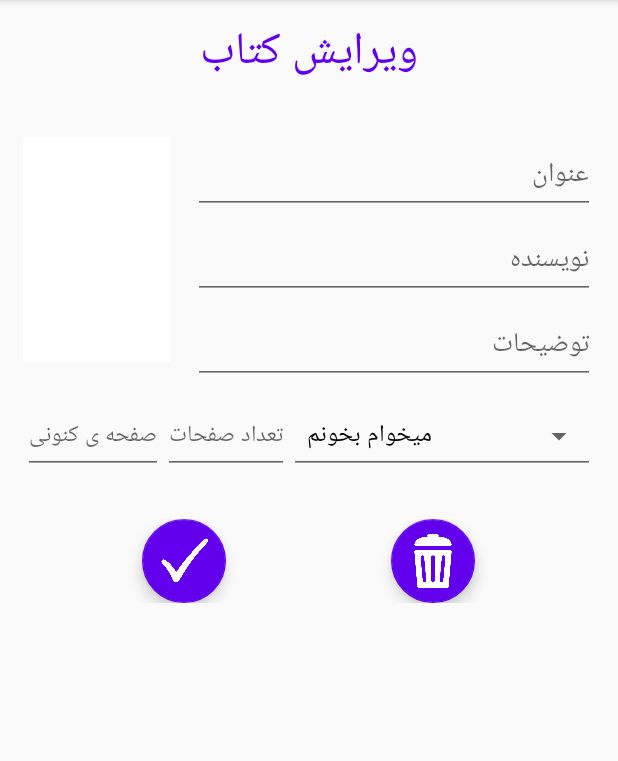
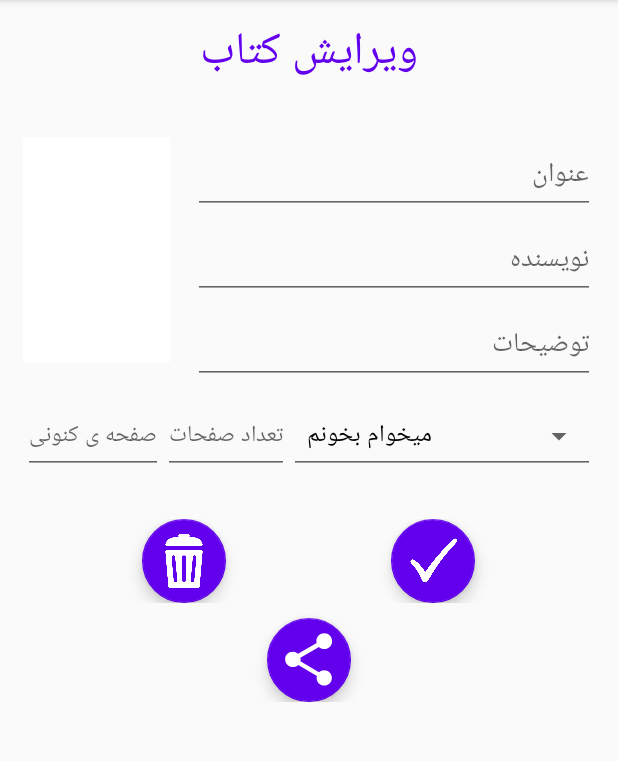
Before and after one commit to theCreativitist/Library-android, an Android app: the EditBookActivity screen opened directly, with no data from a screen before it, on a phone screen of 412 x 824 dp, the part 84-845 px from its top. Run offline under Robolectric (Android 15) with nearby library versions, the phone set to English and light mode, and no system bars; libraries missing offline, so code that uses them is left out: com.facebook.drawee, com.facebook.imagepipeline; plain views replace SimpleDraweeView; pictures from the network do not load; 6 statements that could not run were skipped.

Commit message:
Changes to list items layouts + editbook buttons layout changes + SHARING added

```diff
--- a/app/src/main/java/com/fmgames/library/EditBookActivity.java
+++ b/app/src/main/java/com/fmgames/library/EditBookActivity.java
@@ -52,6 +52,12 @@ public class EditBookActivity extends AppCompatActivity {
     String coverUriStr;
     int stateInt;
 
+    String bookName;
+    String bookPage;
+    String bookAuthor;
+    String bookTpage;
+    String bookDesc;
+
     @Override
     protected void onCreate(Bundle savedInstanceState){
         Fresco.initialize(this);
@@ -83,11 +89,17 @@ public class EditBookActivity extends AppCompatActivity {
         sharedP = getSharedPreferences("dataFile", MODE_PRIVATE);
         editor = sharedP.edit();
 
-        nameEdit.setText(sharedP.getString("Name"+indexFromIntent, ""));
-        pageEdit.setText(sharedP.getString("Page"+indexFromIntent, ""));
-        authorEdit.setText(sharedP.getString("Author"+indexFromIntent, ""));
-        totalPagesEdit.setText(sharedP.getString("Tpage"+indexFromIntent, ""));
-        descEdit.setText(sharedP.getString("Desc"+indexFromIntent, ""));
+        bookName = sharedP.getString("Name"+indexFromIntent, "");
+        bookPage = sharedP.getString("Page"+indexFromIntent, "");
+        bookAuthor = sharedP.getString("Author"+indexFromIntent, "");
+        bookTpage = sharedP.getString("Tpage"+indexFromIntent, "");
+        bookDesc = sharedP.getString("Desc"+indexFromIntent, "");
+
+        nameEdit.setText(bookName);
+        pageEdit.setText(bookPage);
+        authorEdit.setText(bookAuthor);
+        totalPagesEdit.setText(bookTpage);
+        descEdit.setText(bookDesc);
 
         stateInt = Integer.parseInt(sharedP.getString("State"+indexFromIntent,""));
         spinner.setSelection(stateInt);
@@ -193,4 +205,20 @@ public class EditBookActivity extends AppCompatActivity {
         startActivityForResult(i, GET_FROM_GALLERY);
     }
 
+    public void onShare(View v){
+        String shareText = getString(R.string.shareIntro) +"\n\n" +
+                bookName +"\n" +
+                getString(R.string.author) + ": " + bookAuthor +"\n" +
+                bookDesc +"\n" +
+                getString(R.string.pages_read) + " " + bookPage + " " + getString(R.string.of) + " " + bookTpage +"\n\n" +
+                getString(R.string.promotion);
+        Intent sendIntent = new Intent();
+        sendIntent.setAction(Intent.ACTION_SEND);
+        sendIntent.putExtra(Intent.EXTRA_TEXT, shareText);
+        sendIntent.setType("text/plain");
+
+        Intent shareSheetIntent = Intent.createChooser(sendIntent, null);
+        startActivity(shareSheetIntent);
+    }
+
 }
--- a/app/src/main/java/com/fmgames/library/RecyclerViewAdapter.java
+++ b/app/src/main/java/com/fmgames/library/RecyclerViewAdapter.java
@@ -57,8 +57,8 @@ public class RecyclerViewAdapter extends RecyclerView.Adapter<RecyclerViewAdapte
         if (books.get(position).getTotalPagesString().equals("0")) {
             holder.pagesString.setText("");
             holder.totalPages.setText("");
-            holder.progressBar.setVisibility(View.GONE);
-            holder.percent.setVisibility(View.GONE);
+            holder.progressBar.setVisibility(View.INVISIBLE);
+            holder.percent.setVisibility(View.INVISIBLE);
         } else {
             holder.progressBar.setVisibility(View.VISIBLE);
             holder.percent.setVisibility(View.VISIBLE);
--- a/app/src/main/res/layout/activity_editbook.xml
+++ b/app/src/main/res/layout/activity_editbook.xml
@@ -135,6 +135,28 @@
                 android:layout_height="wrap_content"
                 android:layout_weight="1"
                 >
+                <com.google.android.material.floatingactionbutton.FloatingActionButton
+                    android:id="@+id/DeleteBtn"
+                    android:layout_width="match_parent"
+                    android:layout_height="wrap_content"
+                    android:layout_gravity="center"
+                    android:onClick="onDelete"
+                    android:src="@drawable/trashcan"
+                    android:tint="@color/defaultt"
+                    app:backgroundTint="@color/colorPrimary"
+                    app:backgroundTintMode="src_over"
+                    app:fabSize="normal"
+                    app:maxImageSize="36dp"
+                    android:layout_marginStart="20dp"
+                    />
+            </FrameLayout>
+
+            <FrameLayout
+                android:layout_width="0dp"
+                android:layout_height="wrap_content"
+                android:layout_gravity="center"
+                android:layout_weight="1"
+                >
             <com.google.android.material.floatingactionbutton.FloatingActionButton
                 android:id="@+id/submitBtn"
                 android:layout_width="match_parent"
@@ -147,33 +169,28 @@
                 app:backgroundTint="@color/colorPrimary"
                 app:backgroundTintMode="src_over"
                 android:onClick="onSubmit"
-                android:layout_marginStart="20dp"
-                />
-            </FrameLayout>
-
-            <FrameLayout
-                android:layout_width="0dp"
-                android:layout_height="wrap_content"
-                android:layout_gravity="center"
-                android:layout_weight="1"
-                >
-            <com.google.android.material.floatingactionbutton.FloatingActionButton
-                android:id="@+id/DeleteBtn"
-                android:layout_width="match_parent"
-                android:layout_height="wrap_content"
-                android:layout_gravity="center"
-                android:onClick="onDelete"
-                android:src="@drawable/trashcan"
-                android:tint="@color/defaultt"
-                app:backgroundTint="@color/colorPrimary"
-                app:backgroundTintMode="src_over"
-                app:fabSize="normal"
-                app:maxImageSize="36dp"
                 android:layout_marginEnd="20dp"
                 />
             </FrameLayout>
         </LinearLayout>
 
+        <com.google.android.material.floatingactionbutton.FloatingActionButton
+            android:id="@+id/shareBtn"
+            android:layout_width="match_parent"
+            android:layout_height="wrap_content"
+            android:layout_below="@id/buttons"
+            android:layout_centerHorizontal="true"
+            android:layout_gravity="center"
+            android:layout_marginEnd="20dp"
+            android:onClick="onShare"
+            android:src="?attr/actionModeShareDrawable"
+            android:tint="@color/defaultt"
+            app:backgroundTint="@color/colorPrimary"
+            app:backgroundTintMode="src_over"
+            app:fabSize="normal"
+            app:maxImageSize="42dp"
+            android:layout_marginTop="10dp"/>
+
     </RelativeLayout>
 
 </ScrollView>
--- a/app/src/main/res/layout/activity_main.xml
+++ b/app/src/main/res/layout/activity_main.xml
@@ -21,7 +21,7 @@
             android:textAlignment="textEnd"
             android:layout_marginStart="10dp"
             android:textColor="@color/defaultt"
-            android:textSize="12dp"
+            android:textSize="14dp"
             />
 
         <Spinner
--- a/app/src/main/res/layout/spinner_item.xml
+++ b/app/src/main/res/layout/spinner_item.xml
@@ -9,4 +9,4 @@
     android:background="@color/colorPrimary"
     android:text="SAMPLE"
     android:padding="10dp"
-    android:textSize="12dp"/>
+    android:textSize="14dp"/>
--- a/app/src/main/res/values/strings.xml
+++ b/app/src/main/res/values/strings.xml
@@ -50,5 +50,9 @@
     <string name="descending">نزولی</string>
     <string name="search">جستجو</string>
     <string name="recyclerview_placeholder">کتابی برای نشون دادن وجود نداره!\n برای اضافه کردن کتاب میتونید علامت بعلاوه اون پایین رو بزنید.</string>
+    <string name="shareIntro">سلام، من تازگیا دارم این کتابو میخونم:</string>
+    <string name="pages_read">صفحاتی که خوندم:</string>
+    <string name="of">از</string>
+    <string name="promotion">تو هم میتونی برای مدیریت کتابات از اپلیکیشن "کتابخانه من" استفاده کنی:\n https://myket.ir/app/com.fmgames.library</string>
 
 </resources>
```
Also changed, not shown: app/src/main/res/layout/listitem_recyclerview.xml (+10 -5 lines), 2 other files.
